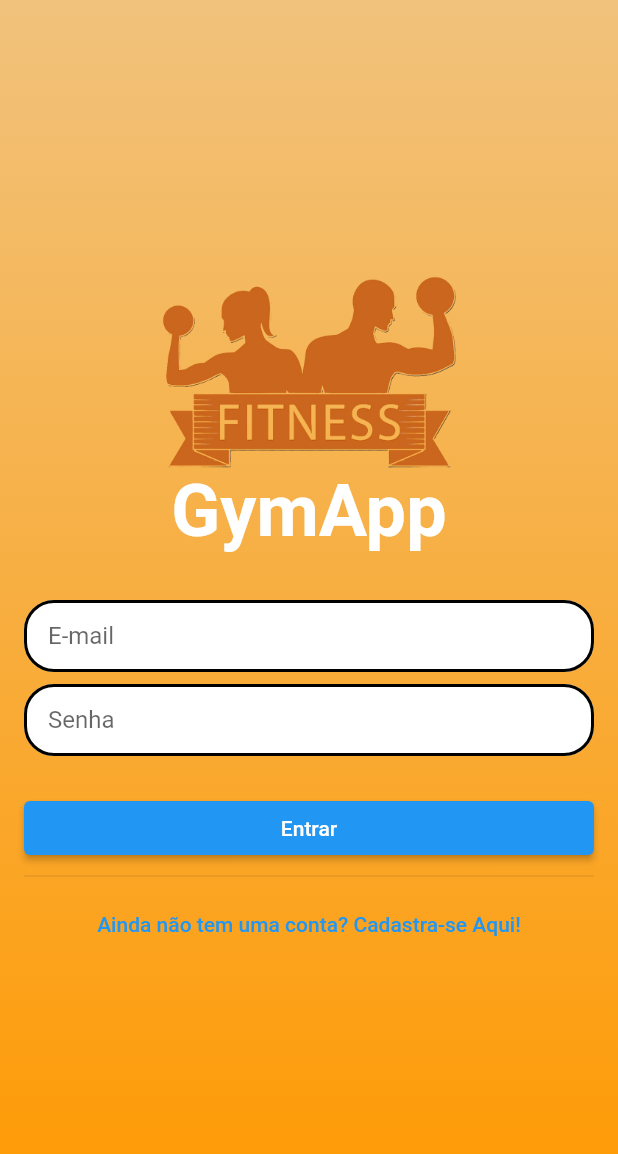
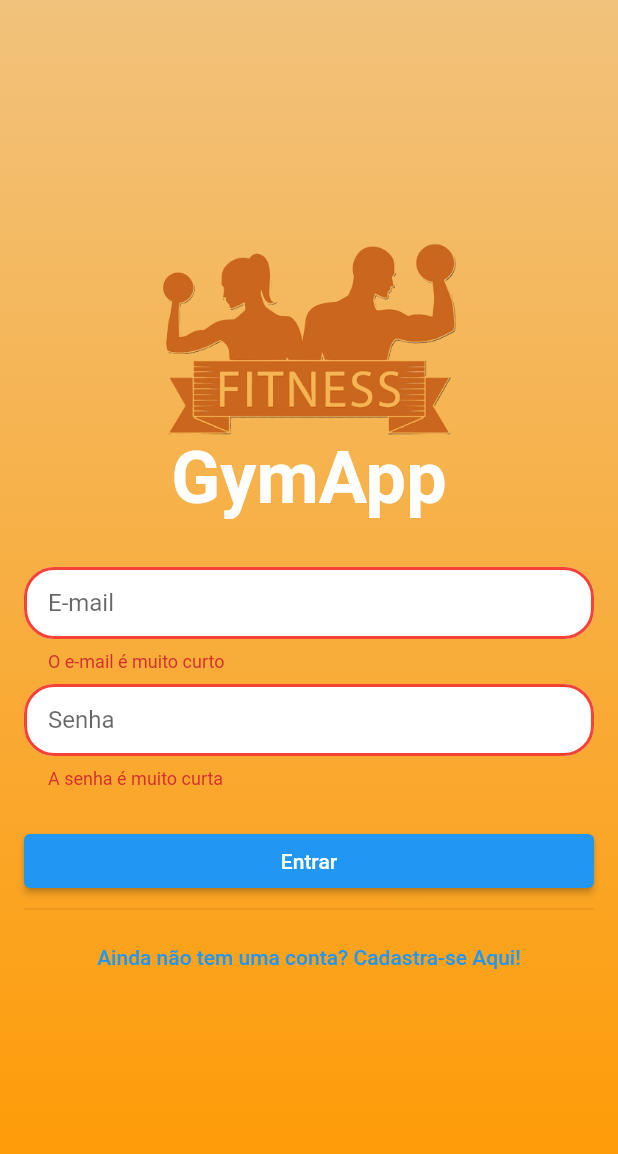
Before and after one commit to iraiore/project-gym-flutter, a Flutter app: the screen it shows after launch, after a tap on "Entrar", on a phone screen of 412 x 824 dp. Shown: the top 1154 px of the screen. Run offline on Flutter 3.47's test engine with Material 2 defaults, Android fonts, the phone set to English and light mode, and no system bars.

Commit message:
fazendo a validação dos campos do formulario de login

```diff
--- a/flutter_gymapp/lib/componentes/decoracao_campo_autenticacao.dart
+++ b/flutter_gymapp/lib/componentes/decoracao_campo_autenticacao.dart
@@ -16,7 +16,15 @@ InputDecoration getAuthenticationInputDecoration(String Label) {
       ),
       focusedBorder: OutlineInputBorder(
         borderRadius: BorderRadius.circular(20),
-        borderSide: const BorderSide(color: MinhasCores.laranja1, width: 4)
+        borderSide: const BorderSide(color: MinhasCores.laranja1, width: 4),
+      ),
+      errorBorder: OutlineInputBorder(
+        borderRadius: BorderRadius.circular(20),
+        borderSide: const BorderSide(color: Colors.red, width: 2),
+      ),
+      focusedErrorBorder: OutlineInputBorder(
+        borderRadius: BorderRadius.circular(20),
+        borderSide: const BorderSide(color: Colors.red, width: 4),
       ),
   );
 }
--- a/flutter_gymapp/lib/telas/autenticacao_tela.dart
+++ b/flutter_gymapp/lib/telas/autenticacao_tela.dart
@@ -11,6 +11,8 @@ class AutenticacaoTela extends StatefulWidget {
 
 class _AutenticacaoTelaState extends State<AutenticacaoTela> {
   bool entrar = true;
+  final _formKey = GlobalKey<FormState>();
+
   @override
   Widget build(BuildContext context) {
     return Scaffold(
@@ -33,6 +35,7 @@ class _AutenticacaoTelaState extends State<AutenticacaoTela> {
           Padding(
             padding: const EdgeInsets.all(16.0),
             child: Form(
+              key: _formKey,
               child: Center(
                 child: SingleChildScrollView(
                   child: Column(
@@ -57,11 +60,32 @@ class _AutenticacaoTelaState extends State<AutenticacaoTela> {
                       ),
                       TextFormField(
                         decoration: getAuthenticationInputDecoration("E-mail"),
+                        validator: (String? value) {
+                          if (value == null) {
+                            return "O e-mail não pode ser vazio";
+                          }
+                          if (value.length < 5) {
+                            return "O e-mail é muito curto";
+                          }
+                          if (!value.contains("@")) {
+                            return "O e-mail não é valido";
+                          }
+                          return null;
+                        },
                       ),
                       const SizedBox(height: 8),
                       TextFormField(
                         decoration: getAuthenticationInputDecoration("Senha"),
                         obscureText: true,
+                        validator: (String? value) {
+                                if (value == null) {
+                                  return "A senha não pode ser vazia";
+                                }
+                                if (value.length < 5) {
+                                  return "A senha é muito curta";
+                                }
+                                return null;
+                              },
                       ),
                       const SizedBox(height: 8),
                       const SizedBox(
@@ -73,19 +97,41 @@ class _AutenticacaoTelaState extends State<AutenticacaoTela> {
                         child: Column(
                           children: [
                             TextFormField(
-                                decoration: getAuthenticationInputDecoration("Confirme a Senha"),
+                              decoration: getAuthenticationInputDecoration(
+                                  "Confirme a Senha"),
                               obscureText: true,
+                              validator: (String? value) {
+                                if (value == null) {
+                                  return "A confirmação de senha não pode ser vazia";
+                                }
+                                if (value.length < 5) {
+                                  return "A confirmação de senha é muito curta";
+                                }
+                                return null;
+                              },
                             ),
                             const SizedBox(height: 8),
                             TextFormField(
-                                decoration: getAuthenticationInputDecoration("Nome"),
+                              decoration:
+                                  getAuthenticationInputDecoration("Nome"),
+                              validator: (String? value) {
+                                if (value == null) {
+                                  return "O nome não pode ser vazio";
+                                }
+                                if (value.length < 5) {
+                                  return "O nome é muito curto";
+                                }
+                                return null;
+                              },
                             ),
                           ],
                         ),
                       ),
                       ElevatedButton(
-                        onPressed: () {},
-                        child: Text((entrar)? "Entrar" : "Cadastrar"),
+                        onPressed: () {
+                          btEntrarClick();
+                        },
+                        child: Text((entrar) ? "Entrar" : "Cadastrar"),
                       ),
                       Divider(),
                       TextButton(
@@ -94,7 +140,9 @@ class _AutenticacaoTelaState extends State<AutenticacaoTela> {
                             entrar = !entrar;
                           });
                         },
-                          child: Text((entrar)? "Ainda não tem uma conta? Cadastra-se Aqui!" : "Já tem uma conta? Entre!"),
+                        child: Text((entrar)
+                            ? "Ainda não tem uma conta? Cadastra-se Aqui!"
+                            : "Já tem uma conta? Entre!"),
                       ),
                     ],
                   ),
@@ -106,4 +154,13 @@ class _AutenticacaoTelaState extends State<AutenticacaoTela> {
       ),
     );
   }
+
+  //a funcao validade na funcao testa todos os validator que existe no codigo
+  btEntrarClick() {
+    if (_formKey.currentState!.validate()) {
+      print("Form válido");
+    } else {
+      print("Form inválido");
     }
+  }
+}
```
Lines whose indentation alone changed are shown as unchanged.
